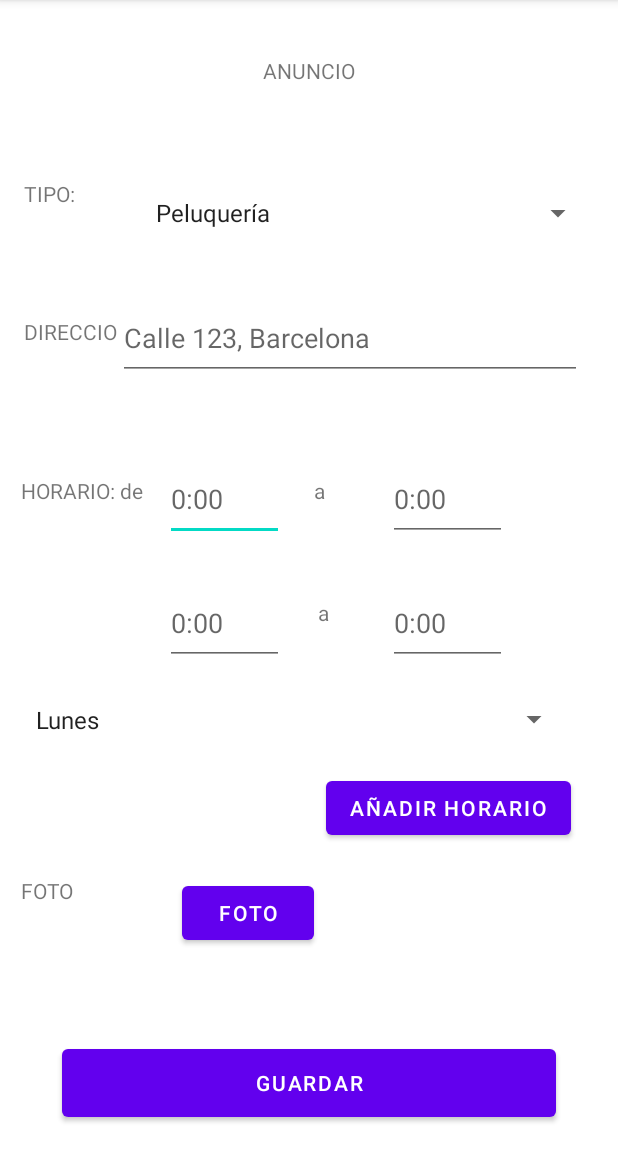
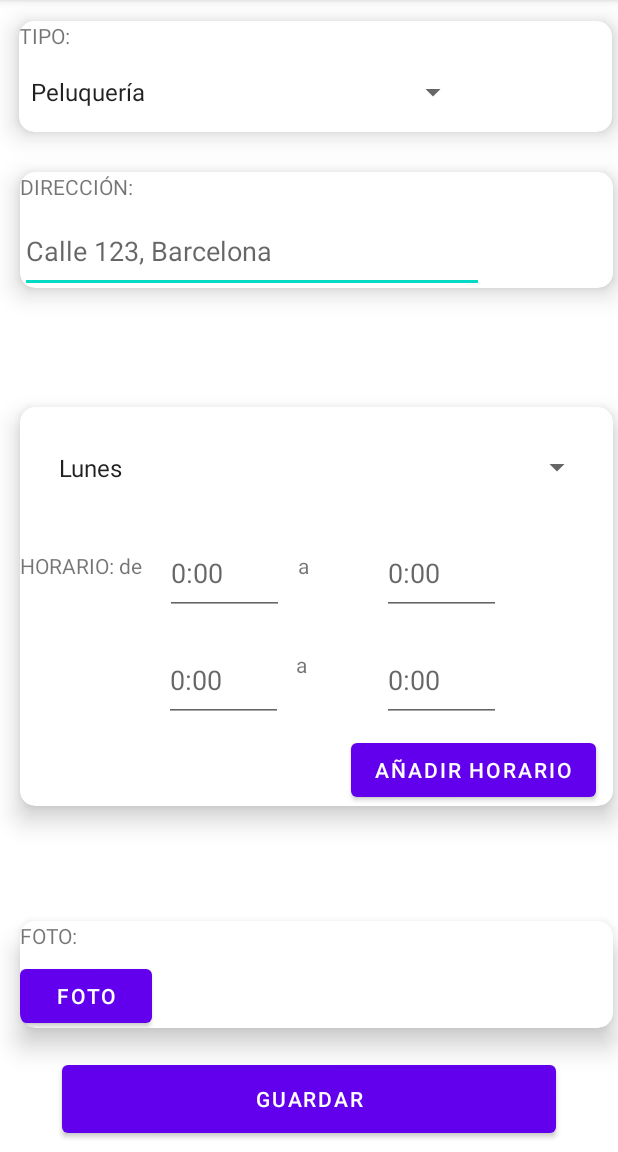
Before and after one commit to BorjaMontoro/ProyectoFinalApp, an Android app: the ActivityAnuncio screen opened directly, with no data from a screen before it, on a phone screen of 412 x 824 dp, the part 84-1236 px from its top. Run offline under Robolectric (Android 15) with nearby library versions, the phone set to English and light mode, and no system bars.

Commit message:
Commit N' Push

```diff
--- a/app/src/main/res/layout/activity_anuncio.xml
+++ b/app/src/main/res/layout/activity_anuncio.xml
@@ -8,20 +8,115 @@
     <androidx.constraintlayout.widget.ConstraintLayout
         android:layout_width="match_parent"
         android:layout_height="match_parent"
-        tools:layout_editor_absoluteX="16dp"
-        tools:layout_editor_absoluteY="-27dp">
+        tools:layout_editor_absoluteX="0dp"
+        tools:layout_editor_absoluteY="55dp">
+
+        <Button
+            android:id="@+id/button3"
+            android:layout_width="329dp"
+            android:layout_height="57dp"
+            android:text="GUARDAR"
+            app:layout_constraintBottom_toBottomOf="parent"
+            app:layout_constraintEnd_toEndOf="parent"
+            app:layout_constraintStart_toStartOf="parent"
+            app:layout_constraintTop_toTopOf="parent"
+            app:layout_constraintVertical_bias="0.991" />
+
+        <androidx.cardview.widget.CardView
+            android:id="@+id/tipo_cardview"
+            android:layout_width="395dp"
+            android:layout_height="74dp"
+            app:cardCornerRadius="10dp"
+            app:cardElevation="10dp"
+            app:layout_constraintBottom_toBottomOf="parent"
+            app:layout_constraintEnd_toEndOf="parent"
+            app:layout_constraintHorizontal_bias="0.76"
+            app:layout_constraintStart_toStartOf="parent"
+            app:layout_constraintTop_toTopOf="parent"
+            app:layout_constraintVertical_bias="0.02">
+
+            <LinearLayout
+                android:layout_width="match_parent"
+                android:layout_height="88dp"
+                android:orientation="vertical">
+
+                <TextView
+                    android:id="@+id/textView10"
+                    android:layout_width="62dp"
+                    android:layout_height="21dp"
+                    android:text="TIPO:" />
 
                 <Spinner
                     android:id="@+id/tipo"
                     android:layout_width="300dp"
                     android:layout_height="52dp"
-            android:entries="@array/crear_anuncio"
+                    android:entries="@array/crear_anuncio" />
+            </LinearLayout>
+        </androidx.cardview.widget.CardView>
+
+        <androidx.cardview.widget.CardView
+            android:id="@+id/direccion_cardview"
+            android:layout_width="395dp"
+            android:layout_height="77dp"
+            app:cardCornerRadius="10dp"
+            app:cardElevation="10dp"
             app:layout_constraintBottom_toBottomOf="parent"
             app:layout_constraintEnd_toEndOf="parent"
-            app:layout_constraintHorizontal_bias="0.855"
+            app:layout_constraintHorizontal_bias="0.812"
             app:layout_constraintStart_toStartOf="parent"
             app:layout_constraintTop_toTopOf="parent"
-            app:layout_constraintVertical_bias="0.162" />
+            app:layout_constraintVertical_bias="0.166">
+
+            <LinearLayout
+                android:layout_width="match_parent"
+                android:layout_height="83dp"
+                android:orientation="vertical">
+
+                <TextView
+                    android:id="@+id/textView5"
+                    android:layout_width="82dp"
+                    android:layout_height="25dp"
+                    android:text="DIRECCIÓN: " />
+
+                <EditText
+                    android:id="@+id/direccion"
+                    android:layout_width="309dp"
+                    android:layout_height="55dp"
+                    android:ems="10"
+                    android:hint="Calle 123, Barcelona"
+                    android:inputType="textPersonName" />
+            </LinearLayout>
+
+        </androidx.cardview.widget.CardView>
+
+        <androidx.cardview.widget.CardView
+            android:id="@+id/horario_cardview"
+            android:layout_width="395dp"
+            android:layout_height="266dp"
+            app:cardCornerRadius="10dp"
+            app:cardElevation="10dp"
+            app:layout_constraintBottom_toBottomOf="parent"
+            app:layout_constraintEnd_toEndOf="parent"
+            app:layout_constraintHorizontal_bias="0.812"
+            app:layout_constraintStart_toStartOf="parent"
+            app:layout_constraintTop_toTopOf="parent"
+            app:layout_constraintVertical_bias="0.541">
+
+            <androidx.constraintlayout.widget.ConstraintLayout
+                android:layout_width="match_parent"
+                android:layout_height="match_parent">
+
+                <Button
+                    android:id="@+id/button4"
+                    android:layout_width="wrap_content"
+                    android:layout_height="wrap_content"
+                    android:text="AÑADIR HORARIO"
+                    app:layout_constraintBottom_toBottomOf="parent"
+                    app:layout_constraintEnd_toEndOf="parent"
+                    app:layout_constraintHorizontal_bias="0.951"
+                    app:layout_constraintStart_toStartOf="parent"
+                    app:layout_constraintTop_toTopOf="parent"
+                    app:layout_constraintVertical_bias="1.0" />
 
                 <EditText
                     android:id="@+id/hora1"
@@ -32,10 +127,10 @@
                     android:inputType="textPersonName"
                     app:layout_constraintBottom_toBottomOf="parent"
                     app:layout_constraintEnd_toEndOf="parent"
-            app:layout_constraintHorizontal_bias="0.331"
+                    app:layout_constraintHorizontal_bias="0.306"
                     app:layout_constraintStart_toStartOf="parent"
                     app:layout_constraintTop_toTopOf="parent"
-            app:layout_constraintVertical_bias="0.428" />
+                    app:layout_constraintVertical_bias="0.397" />
 
                 <EditText
                     android:id="@+id/hora2"
@@ -46,10 +141,36 @@
                     android:inputType="textPersonName"
                     app:layout_constraintBottom_toBottomOf="parent"
                     app:layout_constraintEnd_toEndOf="parent"
-            app:layout_constraintHorizontal_bias="0.777"
+                    app:layout_constraintHorizontal_bias="0.763"
                     app:layout_constraintStart_toStartOf="parent"
                     app:layout_constraintTop_toTopOf="parent"
-            app:layout_constraintVertical_bias="0.428" />
+                    app:layout_constraintVertical_bias="0.397" />
+
+                <TextView
+                    android:id="@+id/textView13"
+                    android:layout_width="25dp"
+                    android:layout_height="26dp"
+                    android:text="a"
+                    app:layout_constraintBottom_toBottomOf="parent"
+                    app:layout_constraintEnd_toEndOf="parent"
+                    app:layout_constraintHorizontal_bias="0.498"
+                    app:layout_constraintStart_toStartOf="parent"
+                    app:layout_constraintTop_toTopOf="parent"
+                    app:layout_constraintVertical_bias="0.675" />
+
+                <EditText
+                    android:id="@+id/hora4"
+                    android:layout_width="79dp"
+                    android:layout_height="55dp"
+                    android:ems="10"
+                    android:hint="0:00"
+                    android:inputType="textPersonName"
+                    app:layout_constraintBottom_toBottomOf="parent"
+                    app:layout_constraintEnd_toEndOf="parent"
+                    app:layout_constraintHorizontal_bias="0.763"
+                    app:layout_constraintStart_toStartOf="parent"
+                    app:layout_constraintTop_toTopOf="parent"
+                    app:layout_constraintVertical_bias="0.733" />
 
                 <EditText
                     android:id="@+id/hora3"
@@ -60,24 +181,34 @@
                     android:inputType="textPersonName"
                     app:layout_constraintBottom_toBottomOf="parent"
                     app:layout_constraintEnd_toEndOf="parent"
-            app:layout_constraintHorizontal_bias="0.331"
+                    app:layout_constraintHorizontal_bias="0.304"
                     app:layout_constraintStart_toStartOf="parent"
                     app:layout_constraintTop_toTopOf="parent"
-            app:layout_constraintVertical_bias="0.544" />
+                    app:layout_constraintVertical_bias="0.733" />
 
-        <EditText
-            android:id="@+id/hora4"
-            android:layout_width="79dp"
-            android:layout_height="55dp"
-            android:ems="10"
-            android:hint="0:00"
-            android:inputType="textPersonName"
+                <Spinner
+                    android:id="@+id/spinner2"
+                    android:layout_width="364dp"
+                    android:layout_height="66dp"
+                    android:entries="@array/dias_semana"
                     app:layout_constraintBottom_toBottomOf="parent"
                     app:layout_constraintEnd_toEndOf="parent"
-            app:layout_constraintHorizontal_bias="0.777"
+                    app:layout_constraintHorizontal_bias="0.571"
                     app:layout_constraintStart_toStartOf="parent"
                     app:layout_constraintTop_toTopOf="parent"
-            app:layout_constraintVertical_bias="0.544" />
+                    app:layout_constraintVertical_bias="0.035" />
+
+                <TextView
+                    android:id="@+id/textView12"
+                    android:layout_width="25dp"
+                    android:layout_height="26dp"
+                    android:text="a"
+                    app:layout_constraintBottom_toBottomOf="parent"
+                    app:layout_constraintEnd_toEndOf="parent"
+                    app:layout_constraintHorizontal_bias="0.501"
+                    app:layout_constraintStart_toStartOf="parent"
+                    app:layout_constraintTop_toTopOf="parent"
+                    app:layout_constraintVertical_bias="0.4" />
 
                 <TextView
                     android:id="@+id/textView9"
@@ -86,143 +217,47 @@
                     android:text="HORARIO: de"
                     app:layout_constraintBottom_toBottomOf="parent"
                     app:layout_constraintEnd_toEndOf="parent"
-            app:layout_constraintHorizontal_bias="0.045"
+                    app:layout_constraintHorizontal_bias="0.0"
                     app:layout_constraintStart_toStartOf="parent"
                     app:layout_constraintTop_toTopOf="parent"
-            app:layout_constraintVertical_bias="0.428" />
+                    app:layout_constraintVertical_bias="0.4" />
+            </androidx.constraintlayout.widget.ConstraintLayout>
+        </androidx.cardview.widget.CardView>
+
+        <androidx.cardview.widget.CardView
+            android:id="@+id/foto_cardview"
+            android:layout_width="395dp"
+            android:layout_height="71dp"
+            app:cardCornerRadius="10dp"
+            app:cardElevation="10dp"
+            app:layout_constraintBottom_toBottomOf="parent"
+            app:layout_constraintEnd_toEndOf="parent"
+            app:layout_constraintHorizontal_bias="0.812"
+            app:layout_constraintStart_toStartOf="parent"
+            app:layout_constraintTop_toTopOf="parent"
+            app:layout_constraintVertical_bias="0.881">
+
+            <LinearLayout
+                android:layout_width="424dp"
+                android:layout_height="92dp"
+                android:orientation="vertical">
+
 
                 <TextView
                     android:id="@+id/textView14"
                     android:layout_width="96dp"
                     android:layout_height="26dp"
-            android:text="FOTO"
-            app:layout_constraintBottom_toBottomOf="parent"
-            app:layout_constraintEnd_toEndOf="parent"
-            app:layout_constraintHorizontal_bias="0.044"
-            app:layout_constraintStart_toStartOf="parent"
-            app:layout_constraintTop_toTopOf="parent"
-            app:layout_constraintVertical_bias="0.787" />
-
-        <TextView
-            android:id="@+id/textView5"
-            android:layout_width="62dp"
-            android:layout_height="21dp"
-            android:text="DIRECCION"
-            app:layout_constraintBottom_toBottomOf="parent"
-            app:layout_constraintEnd_toEndOf="parent"
-            app:layout_constraintHorizontal_bias="0.045"
-            app:layout_constraintStart_toStartOf="parent"
-            app:layout_constraintTop_toTopOf="parent"
-            app:layout_constraintVertical_bias="0.283" />
-
-        <TextView
-            android:id="@+id/textView6"
-            android:layout_width="wrap_content"
-            android:layout_height="wrap_content"
-            android:text="ANUNCIO"
-            app:layout_constraintBottom_toBottomOf="parent"
-            app:layout_constraintEnd_toEndOf="parent"
-            app:layout_constraintStart_toStartOf="parent"
-            app:layout_constraintTop_toTopOf="parent"
-            app:layout_constraintVertical_bias="0.05" />
-
-        <TextView
-            android:id="@+id/textView12"
-            android:layout_width="25dp"
-            android:layout_height="26dp"
-            android:text="a"
-            app:layout_constraintBottom_toBottomOf="parent"
-            app:layout_constraintEnd_toEndOf="parent"
-            app:layout_constraintHorizontal_bias="0.541"
-            app:layout_constraintStart_toStartOf="parent"
-            app:layout_constraintTop_toTopOf="parent"
-            app:layout_constraintVertical_bias="0.428" />
-
-        <TextView
-            android:id="@+id/textView13"
-            android:layout_width="25dp"
-            android:layout_height="26dp"
-            android:text="a"
-            app:layout_constraintBottom_toBottomOf="parent"
-            app:layout_constraintEnd_toEndOf="parent"
-            app:layout_constraintHorizontal_bias="0.549"
-            app:layout_constraintStart_toStartOf="parent"
-            app:layout_constraintTop_toTopOf="parent"
-            app:layout_constraintVertical_bias="0.537" />
+                    android:text="FOTO:" />
 
                 <Button
                     android:id="@+id/button2"
                     android:layout_width="wrap_content"
                     android:layout_height="wrap_content"
-            android:text="FOTO"
-            app:layout_constraintBottom_toBottomOf="parent"
-            app:layout_constraintEnd_toEndOf="parent"
-            app:layout_constraintHorizontal_bias="0.374"
-            app:layout_constraintStart_toStartOf="parent"
-            app:layout_constraintTop_toTopOf="parent"
-            app:layout_constraintVertical_bias="0.812" />
+                    android:text="FOTO" />
+            </LinearLayout>
 
-        <Button
-            android:id="@+id/button3"
-            android:layout_width="329dp"
-            android:layout_height="57dp"
-            android:text="GUARDAR"
-            app:layout_constraintBottom_toBottomOf="parent"
-            app:layout_constraintEnd_toEndOf="parent"
-            app:layout_constraintHorizontal_bias="0.498"
-            app:layout_constraintStart_toStartOf="parent"
-            app:layout_constraintTop_toTopOf="parent"
-            app:layout_constraintVertical_bias="0.976" />
+        </androidx.cardview.widget.CardView>
 
-        <Spinner
-            android:id="@+id/spinner2"
-            android:layout_width="364dp"
-            android:layout_height="66dp"
-            android:entries="@array/dias_semana"
-            app:layout_constraintBottom_toBottomOf="parent"
-            app:layout_constraintEnd_toEndOf="parent"
-            app:layout_constraintHorizontal_bias="0.34"
-            app:layout_constraintStart_toStartOf="parent"
-            app:layout_constraintTop_toTopOf="parent"
-            app:layout_constraintVertical_bias="0.636" />
-
-        <Button
-            android:id="@+id/button4"
-            android:layout_width="wrap_content"
-            android:layout_height="wrap_content"
-            android:text="AÑADIR HORARIO"
-            app:layout_constraintBottom_toBottomOf="parent"
-            app:layout_constraintEnd_toEndOf="parent"
-            app:layout_constraintHorizontal_bias="0.874"
-            app:layout_constraintStart_toStartOf="parent"
-            app:layout_constraintTop_toTopOf="parent"
-            app:layout_constraintVertical_bias="0.715" />
     </androidx.constraintlayout.widget.ConstraintLayout>
 
-    <EditText
-        android:id="@+id/direccion"
-        android:layout_width="309dp"
-        android:layout_height="55dp"
-        android:ems="10"
-        android:hint="Calle 123, Barcelona"
-        android:inputType="textPersonName"
-        app:layout_constraintBottom_toBottomOf="parent"
-        app:layout_constraintEnd_toEndOf="parent"
-        app:layout_constraintHorizontal_bias="0.764"
-        app:layout_constraintStart_toStartOf="parent"
-        app:layout_constraintTop_toTopOf="parent"
-        app:layout_constraintVertical_bias="0.278" />
-
-    <TextView
-        android:id="@+id/textView10"
-        android:layout_width="62dp"
-        android:layout_height="21dp"
-        android:text="TIPO:"
-        app:layout_constraintBottom_toBottomOf="parent"
-        app:layout_constraintEnd_toEndOf="parent"
-        app:layout_constraintHorizontal_bias="0.045"
-        app:layout_constraintStart_toStartOf="parent"
-        app:layout_constraintTop_toTopOf="parent"
-        app:layout_constraintVertical_bias="0.16" />
-
 </androidx.constraintlayout.widget.ConstraintLayout>
```
Also changed, not shown: app/src/main/java/com/example/proyectofinal/ActivityAnuncio.java (+68 -1 lines), app/src/main/res/layout/fragment_services.xml (+149 -95 lines). Lines whose indentation alone changed are shown as unchanged.
